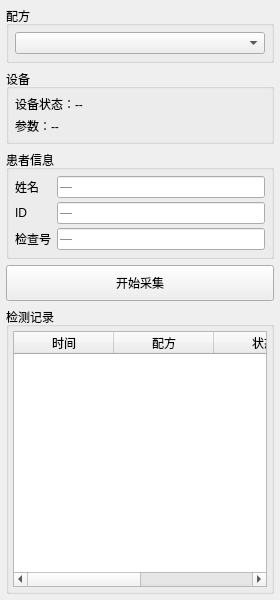
First picture: the form in app/ui/acquisition/acquisition_panel.ui, repository szg125333/cbct_client, before the edit.
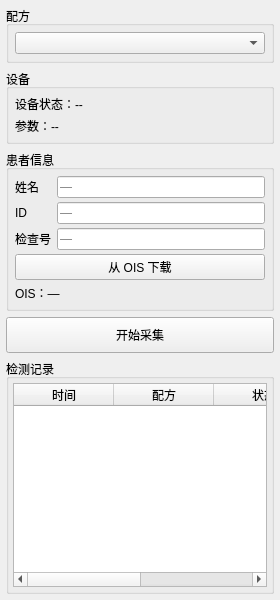
Second picture: the form after the edit.

Commit message:
feat: 新增 OIS 云服务器下载与本地模拟数据目录
- 新增 core/ois：TCP 客户端（换行 JSON 请求、长度前缀响应、二进制切片帧）
- 新增 OisBridge 与采集面板「从 OIS 下载」入口，进度/失败状态回显
- ClientCore 接入 ois-worker 线程；Qt5 增加 Network 组件
- 下载目录固定到项目 data/ois_downloads；模拟投影默认 data/catphan
- 跨线程信号注册 Q_DECLARE_METATYPE；断线清理请求状态避免卡死
- 忽略 data/ 大数据目录，避免误提交

```diff
--- a/app/ui/acquisition/acquisition_panel.ui
+++ b/app/ui/acquisition/acquisition_panel.ui
@@ -172,6 +172,23 @@
         </property>
        </widget>
       </item>
+      <item row="3" column="0" colspan="2">
+       <widget class="QPushButton" name="btnDownload">
+        <property name="text">
+         <string>从 OIS 下载</string>
+        </property>
+       </widget>
+      </item>
+      <item row="4" column="0" colspan="2">
+       <widget class="QLabel" name="lbOisStatus">
+        <property name="text">
+         <string>OIS：—</string>
+        </property>
+        <property name="wordWrap">
+         <bool>true</bool>
+        </property>
+       </widget>
+      </item>
      </layout>
     </widget>
    </item>
```
The commit also changes 15 other files.
